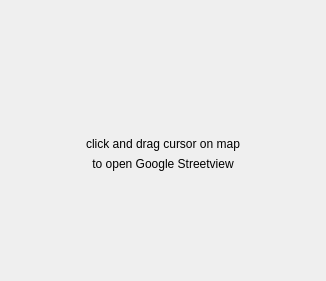
enricofer/go2streetview, file ui_go2streetviewDum.ui: the form before one commit.
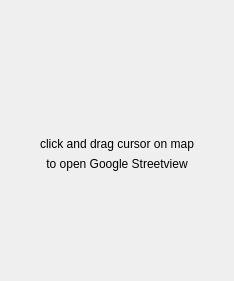
The form after the commit. Icons and pictures are not drawn.

```diff
--- a/ui_go2streetviewDum.ui
+++ b/ui_go2streetviewDum.ui
@@ -6,7 +6,7 @@
    <rect>
     <x>0</x>
     <y>0</y>
-    <width>326</width>
+    <width>234</width>
     <height>281</height>
    </rect>
   </property>
@@ -23,7 +23,7 @@
    <item>
     <widget class="QLabel" name="iconRif">
      <property name="sizePolicy">
-      <sizepolicy hsizetype="Preferred" vsizetype="Preferred">
+      <sizepolicy hsizetype="Ignored" vsizetype="Ignored">
        <horstretch>0</horstretch>
        <verstretch>0</verstretch>
       </sizepolicy>
@@ -31,7 +31,7 @@
      <property name="minimumSize">
       <size>
        <width>0</width>
-       <height>100</height>
+       <height>30</height>
       </size>
      </property>
      <property name="text">
@@ -51,7 +51,7 @@
    <item>
     <widget class="QLabel" name="labelBottom">
      <property name="sizePolicy">
-      <sizepolicy hsizetype="Preferred" vsizetype="Preferred">
+      <sizepolicy hsizetype="Ignored" vsizetype="Minimum">
        <horstretch>0</horstretch>
        <verstretch>0</verstretch>
       </sizepolicy>
@@ -78,10 +78,16 @@
    </item>
    <item>
     <widget class="QLabel" name="labelTop">
+     <property name="sizePolicy">
+      <sizepolicy hsizetype="Ignored" vsizetype="Ignored">
+       <horstretch>0</horstretch>
+       <verstretch>0</verstretch>
+      </sizepolicy>
+     </property>
      <property name="minimumSize">
       <size>
        <width>0</width>
-       <height>100</height>
+       <height>20</height>
       </size>
      </property>
      <property name="text">
```
